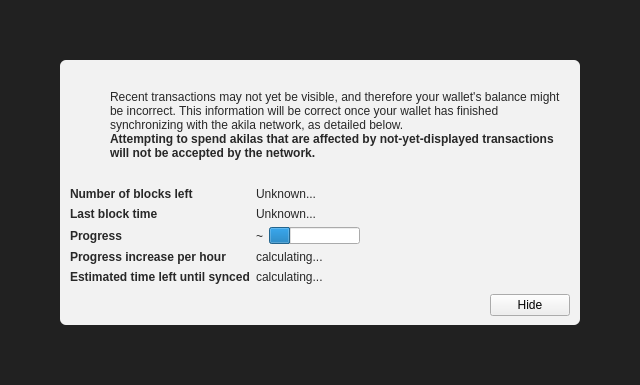
Qt form src/qt/forms/modaloverlay.ui (PaladeumBlockchain/Paladeum) before a commit.
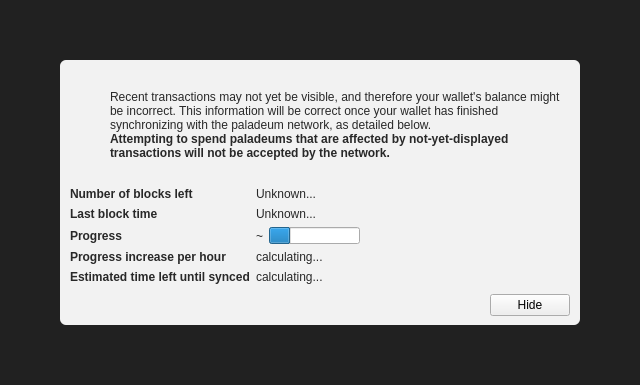
The same form after that commit. Icons and pictures are not drawn. Custom widgets are drawn as their Qt base class.

Commit message: Rename Akila -> Paladeum

```diff
--- a/src/qt/forms/modaloverlay.ui
+++ b/src/qt/forms/modaloverlay.ui
@@ -130,7 +130,7 @@
              <item>
               <widget class="QLabel" name="infoText">
                <property name="text">
-                <string>Recent transactions may not yet be visible, and therefore your wallet's balance might be incorrect. This information will be correct once your wallet has finished synchronizing with the akila network, as detailed below.</string>
+                <string>Recent transactions may not yet be visible, and therefore your wallet's balance might be incorrect. This information will be correct once your wallet has finished synchronizing with the paladeum network, as detailed below.</string>
                </property>
                <property name="textFormat">
                 <enum>Qt::RichText</enum>
@@ -149,7 +149,7 @@
                 </font>
                </property>
                <property name="text">
-                <string>Attempting to spend akilas that are affected by not-yet-displayed transactions will not be accepted by the network.</string>
+                <string>Attempting to spend paladeums that are affected by not-yet-displayed transactions will not be accepted by the network.</string>
                </property>
                <property name="textFormat">
                 <enum>Qt::RichText</enum>
```
The commit also changes 1091 other files.
